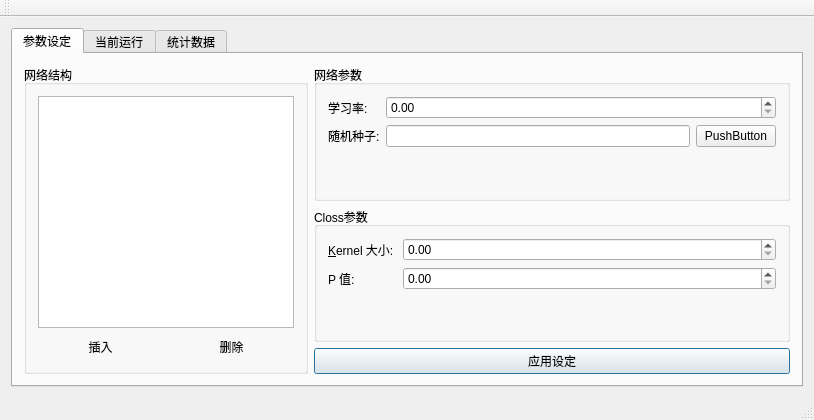
Before: the Qt Designer form app/eyecandy/widgets/mainwindow.ui in Aetf/ClossANN, drawn with Qt 5.
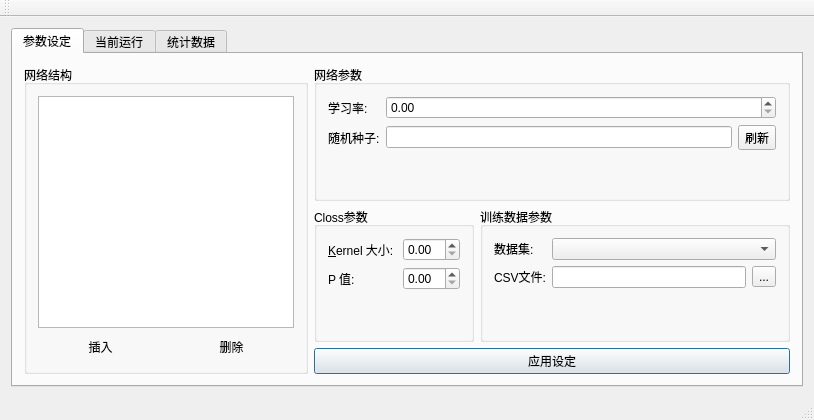
After: the same form once the commit is applied. Custom widgets are drawn as their Qt base class.

Commit message: Make data source changable from UI, also improve options page code slightly

Patch:
```diff
--- a/app/eyecandy/widgets/mainwindow.ui
+++ b/app/eyecandy/widgets/mainwindow.ui
@@ -77,52 +77,6 @@
           </layout>
          </widget>
         </item>
-        <item row="0" column="2">
-         <widget class="QGroupBox" name="groupNet">
-          <property name="title">
-           <string>网络参数</string>
-          </property>
-          <property name="flat">
-           <bool>false</bool>
-          </property>
-          <layout class="QFormLayout" name="formLayout">
-           <item row="0" column="0">
-            <widget class="QLabel" name="label">
-             <property name="text">
-              <string>学习率: </string>
-             </property>
-             <property name="buddy">
-              <cstring>spinLearnRate</cstring>
-             </property>
-            </widget>
-           </item>
-           <item row="0" column="1">
-            <widget class="QDoubleSpinBox" name="spinLearnRate"/>
-           </item>
-           <item row="1" column="0">
-            <widget class="QLabel" name="label_4">
-             <property name="text">
-              <string>随机种子:</string>
-             </property>
-            </widget>
-           </item>
-           <item row="1" column="1">
-            <layout class="QHBoxLayout" name="horizontalLayout_4">
-             <item>
-              <widget class="QLineEdit" name="lineRandSeed"/>
-             </item>
-             <item>
-              <widget class="QPushButton" name="btnRefreshSeed">
-               <property name="text">
-                <string>PushButton</string>
-               </property>
-              </widget>
-             </item>
-            </layout>
-           </item>
-          </layout>
-         </widget>
-        </item>
         <item row="1" column="2">
          <widget class="QGroupBox" name="groupCloss">
           <property name="title">
@@ -161,7 +115,93 @@
           </layout>
          </widget>
         </item>
-        <item row="2" column="2">
+        <item row="1" column="3">
+         <widget class="QGroupBox" name="groupData">
+          <property name="title">
+           <string>训练数据参数</string>
+          </property>
+          <layout class="QFormLayout" name="formLayout_3">
+           <item row="0" column="0">
+            <widget class="QLabel" name="label_5">
+             <property name="text">
+              <string>数据集: </string>
+             </property>
+            </widget>
+           </item>
+           <item row="0" column="1">
+            <widget class="QComboBox" name="comboDataSource"/>
+           </item>
+           <item row="1" column="0">
+            <widget class="QLabel" name="label_6">
+             <property name="text">
+              <string>CSV文件:</string>
+             </property>
+            </widget>
+           </item>
+           <item row="1" column="1">
+            <layout class="QHBoxLayout" name="horizontalLayout_5">
+             <item>
+              <widget class="QLineEdit" name="lineCSVFile"/>
+             </item>
+             <item>
+              <widget class="QToolButton" name="btnCSVBrowse">
+               <property name="text">
+                <string>...</string>
+               </property>
+              </widget>
+             </item>
+            </layout>
+           </item>
+          </layout>
+         </widget>
+        </item>
+        <item row="0" column="2" colspan="2">
+         <widget class="QGroupBox" name="groupNet">
+          <property name="title">
+           <string>网络参数</string>
+          </property>
+          <property name="flat">
+           <bool>false</bool>
+          </property>
+          <layout class="QFormLayout" name="formLayout">
+           <item row="0" column="0">
+            <widget class="QLabel" name="label">
+             <property name="text">
+              <string>学习率: </string>
+             </property>
+             <property name="buddy">
+              <cstring>spinLearnRate</cstring>
+             </property>
+            </widget>
+           </item>
+           <item row="0" column="1">
+            <widget class="QDoubleSpinBox" name="spinLearnRate"/>
+           </item>
+           <item row="1" column="0">
+            <widget class="QLabel" name="label_4">
+             <property name="text">
+              <string>随机种子:</string>
+             </property>
+            </widget>
+           </item>
+           <item row="1" column="1">
+            <layout class="QHBoxLayout" name="horizontalLayout_4">
+             <item>
+              <widget class="QLineEdit" name="lineRandSeed"/>
+             </item>
+             <item>
+              <widget class="QToolButton" name="btnRefreshSeed">
+               <property name="text">
+                <string>刷新</string>
+               </property>
+              </widget>
+             </item>
+            </layout>
+           </item>
+          </layout>
+         </widget>
+        </item>
+        <item row="2" column="2" colspan="2">
          <widget class="QPushButton" name="btnApplyConfig">
           <property name="text">
            <string>应用设定</string>
```
The commit also changes 2 other files.
